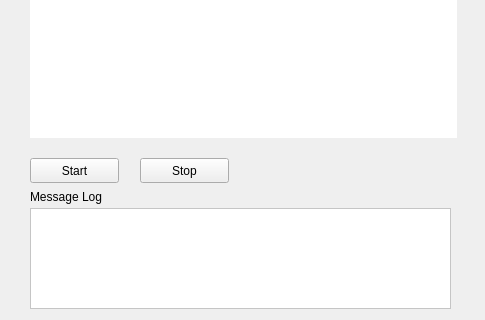
The window that triggerform.ui (zcsd/Vision_Inspection) describes before a commit, drawn with Qt 5; both pictures show x 0 to 485 and y 202 to 522 of the 485 by 522 pixel window.
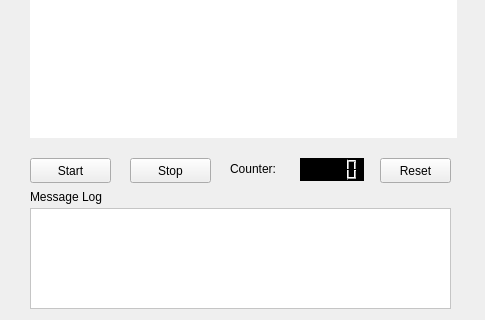
The same window after the commit.

Diff of the .ui file:
```diff
--- a/triggerform.ui
+++ b/triggerform.ui
@@ -35,7 +35,7 @@
     <rect>
      <x>30</x>
      <y>360</y>
-     <width>89</width>
+     <width>81</width>
      <height>25</height>
     </rect>
    </property>
@@ -46,9 +46,9 @@
   <widget class="QPushButton" name="pushButtonStop">
    <property name="geometry">
     <rect>
-     <x>140</x>
+     <x>130</x>
      <y>360</y>
-     <width>89</width>
+     <width>81</width>
      <height>25</height>
     </rect>
    </property>
@@ -83,6 +83,45 @@
     <string>Message Log</string>
    </property>
   </widget>
+  <widget class="QLabel" name="label">
+   <property name="geometry">
+    <rect>
+     <x>230</x>
+     <y>360</y>
+     <width>67</width>
+     <height>21</height>
+    </rect>
+   </property>
+   <property name="text">
+    <string>Counter:</string>
+   </property>
+  </widget>
+  <widget class="QLCDNumber" name="lcdNumberCounter">
+   <property name="geometry">
+    <rect>
+     <x>300</x>
+     <y>360</y>
+     <width>64</width>
+     <height>23</height>
+    </rect>
+   </property>
+   <property name="styleSheet">
+    <string notr="true">background-color: rgb(0, 0, 0);</string>
+   </property>
+  </widget>
+  <widget class="QPushButton" name="pushButtonReset">
+   <property name="geometry">
+    <rect>
+     <x>380</x>
+     <y>360</y>
+     <width>71</width>
+     <height>25</height>
+    </rect>
+   </property>
+   <property name="text">
+    <string>Reset</string>
+   </property>
+  </widget>
  </widget>
  <resources/>
  <connections/>
```
